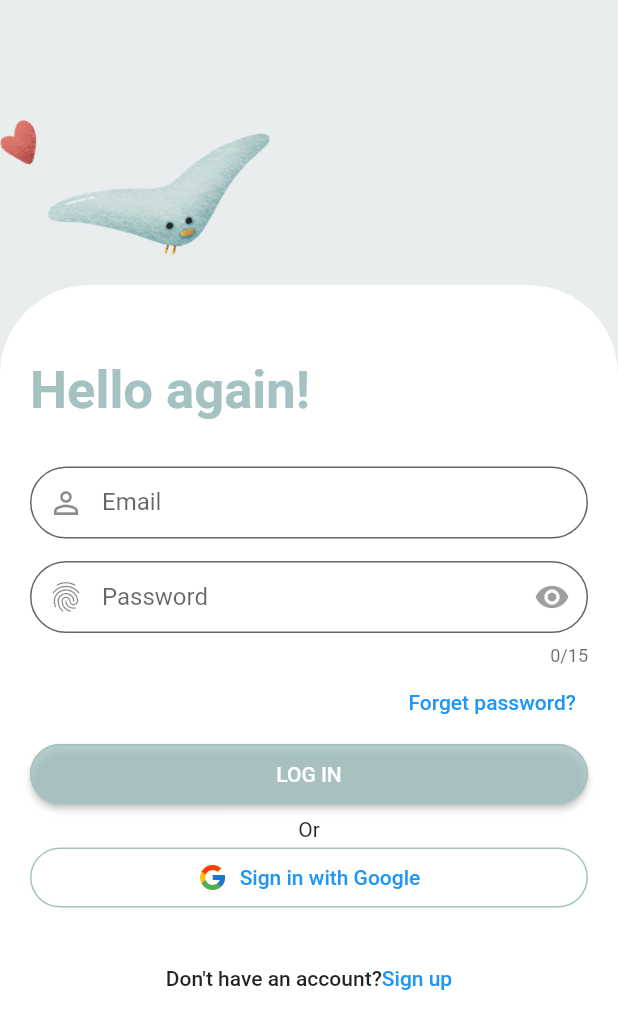
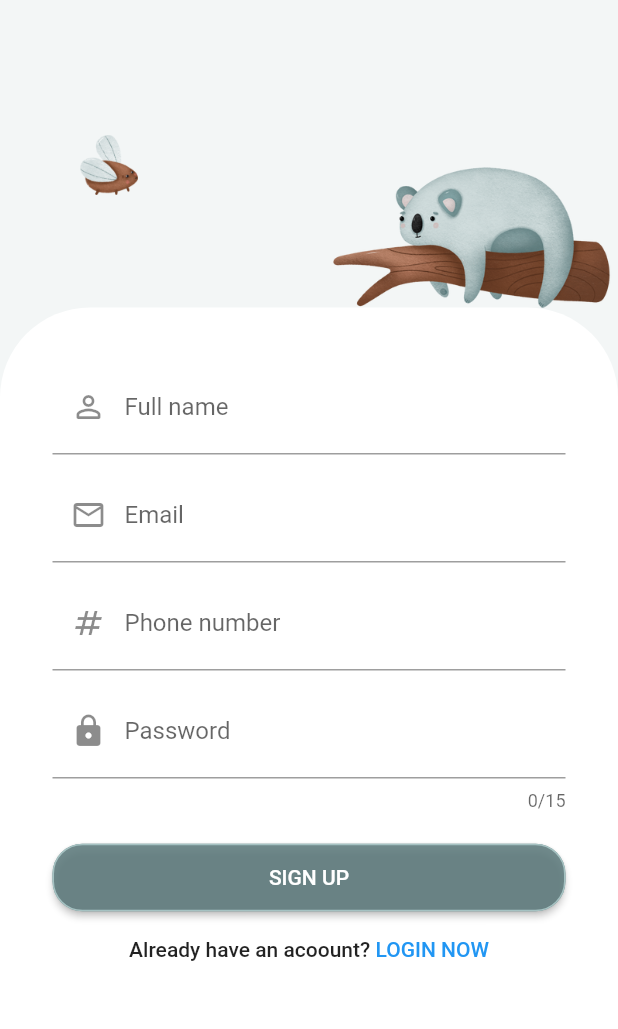
Before and after one commit to omaimaarif/kids-app, a Flutter app: the LoginScreen screen opened directly, after a tap on an icon or button, on a phone screen of 412 x 824 dp. Shown: the top 1029 px of the screen. Run offline on Flutter 3.47's test engine with Material 2 defaults, Android fonts, the phone set to English and light mode, and no system bars; our stand-ins replace get, google_fonts.

Commit message:
The onboarding, login, and sign-up screens are done

```diff
--- a/lib/conistants/data.dart
+++ b/lib/conistants/data.dart
@@ -15,17 +15,17 @@ List<UnbordingContent> contents = [
     title: "Hi, I'm Pippa!",
     image: 'lib/assets/woolly-panda-1.png',
     discription:
-    " I'm here to help you breeze through the activities\n we'll explore together",
+    " Let's scroll across to meet our other friends",
   ),
   UnbordingContent(
     title: "And I'm Polar",
     image: 'lib/assets/woolly-at-the-sea.png',
-    discription: "and this is my friend with me",
+    discription: "I have a boat full of colorful ideas",
   ),
   UnbordingContent(
-    title: 'Welcome to our midst! ',
+    title: 'Finally, here you are! ',
     image: 'lib/assets/woolly-pearl.png',
     discription:
-    "Let's get started, and you'll discover my mission here",
+    "I'm Max, let's start our adventure together",
   ),
 ];
--- a/lib/screens/login_screen/login_form_widget.dart
+++ b/lib/screens/login_screen/login_form_widget.dart
@@ -26,9 +26,7 @@ class LoginForm extends StatelessWidget {
                   prefixIcon: Icon(Icons.person_outline),
                   labelText: "Email",
                   hintText: "Enter your email",
-                  contentPadding: EdgeInsets.symmetric(vertical: 14.0),
-                  border: OutlineInputBorder(
-                      borderRadius: BorderRadius.circular(25.0)),
+                  contentPadding: EdgeInsets.symmetric(vertical: 9.0),
                 ),
               ),
               const SizedBox(
@@ -43,7 +41,7 @@ class LoginForm extends StatelessWidget {
                   labelText: "Password",
                   hintText: "Enter your password",
                   contentPadding: EdgeInsets.symmetric(vertical: 14.0),
-                  border: OutlineInputBorder(borderRadius: BorderRadius.circular(25.0)),
+               //   border: OutlineInputBorder(borderRadius: BorderRadius.circular(25.0)),
                   suffixIcon: IconButton(
                       onPressed: null,
                       icon: Icon(Icons.remove_red_eye_sharp) ),
@@ -93,17 +91,17 @@ class LoginForm extends StatelessWidget {
                 child: ElevatedButton(
                     onPressed: (){},
                     style: ElevatedButton.styleFrom(
-                      primary: Color(0xCBA5C2C2),
+                      primary: Color(0xDF5D7A7C),
                       foregroundColor: Colors.white,
                       side:  BorderSide(color: Color(0xFFA5C2C2)),
                       shape: RoundedRectangleBorder(
                           borderRadius: BorderRadius.circular(20.0)
                       ),
-                      fixedSize: Size.fromHeight(40)
+                      fixedSize: Size.fromHeight(45)
                     ),
                     child: Text(tLogin.toUpperCase())),
               )
-              ,SizedBox(height: 5,)
+              ,SizedBox(height: 2,)
             ],
           ),
         ));
--- a/lib/screens/login_screen/login_screen.dart
+++ b/lib/screens/login_screen/login_screen.dart
@@ -1,4 +1,6 @@
+import 'package:another_final_kids_app/screens/sign_up/sign_up.dart';
 import 'package:flutter/material.dart';
+import 'package:google_fonts/google_fonts.dart';
 import '../../conistants/sizes.dart';
 import 'login_form_widget.dart';
 
@@ -10,12 +12,12 @@ class LoginScreen extends StatelessWidget {
     return Scaffold(
       body: Container(
         decoration: BoxDecoration(
-        color: Color(0xFFE9EDEE)
+        color: Color(0x3ADDE7E7)
         ),
         child: Column(
           //crossAxisAlignment: CrossAxisAlignment.start,
           children: [
-           SizedBox(height: 20),
+           SizedBox(height: 5),
            Row(
              children: [
                Image(image: AssetImage("lib/assets/heart.png"),
@@ -25,7 +27,7 @@ class LoginScreen extends StatelessWidget {
                  width: 150,height: 150,alignment: Alignment.bottomLeft,),
              ],
            ),
-            SizedBox(height: 20,),
+            SizedBox(height: 10,),
             Expanded(
               child: Container(
                 decoration: BoxDecoration(
@@ -38,28 +40,31 @@ class LoginScreen extends StatelessWidget {
                 padding: EdgeInsets.only(top: 30),
                 child: SingleChildScrollView(
                   child: Padding(
-                    padding: EdgeInsets.all(20),
+                    padding: EdgeInsets.all(35),
                     child: Column(
                       crossAxisAlignment: CrossAxisAlignment.start,
                       children: [
-                        Text("Hello again!", style: TextStyle(
-                          color: Color(0xFFA5C2C2) ,
-                            fontWeight: FontWeight.bold,fontSize: 35)),
-                        SizedBox(height: 30,)
+                        Text("Hello again!", style: GoogleFonts.courgette(
+                                color: Color(0x385D7A7C) ,
+                                fontWeight: FontWeight.bold,
+                            fontSize: 35)),
+                        SizedBox(height: 25,)
                         ,LoginForm(),
                         Column(
                           crossAxisAlignment: CrossAxisAlignment.center,
                           children: [
-                            Text("Or"),
+                            Text("Or", style:TextStyle(
+                              color: Color(0x9B28292B)
+                            ),),
                             SizedBox(
                               width: double.infinity,
                               child: OutlinedButton.icon(
                                 style: OutlinedButton.styleFrom(
-                                  side: BorderSide(color: Color(0xFFA5C2C2)),
+                                  side: BorderSide(color: Color(0xDF5D7A7C)),
                                   shape: RoundedRectangleBorder(
                                     borderRadius: BorderRadius.circular(20),
                                   ),
-                                    fixedSize: Size.fromHeight(40)
+                                    fixedSize: Size.fromHeight(45)
                                 ),
                                 icon: Image(
                                   image: AssetImage("lib/assets/google.png"),
@@ -70,10 +75,15 @@ class LoginScreen extends StatelessWidget {
                               ),
                             ),
                             Padding(
-                              padding: EdgeInsets.only(bottom: 19.0),
+                              padding: EdgeInsets.only(bottom: 10.0),
                             ),
                             TextButton(
-                              onPressed: () {},
+                              onPressed: () {
+                                Navigator.push(
+                                  context,
+                                  MaterialPageRoute(builder: (context) => SignUpScreen()),
+                                );
+                              },
                               child: Text.rich(
                                 TextSpan(
                                   text: "Don't have an account?",
--- a/lib/screens/on_bording_screen.dart
+++ b/lib/screens/on_bording_screen.dart
@@ -1,6 +1,7 @@
 import 'package:flutter/material.dart';
 import 'package:get/get.dart';
 import 'package:get/get_core/src/get_main.dart';
+import 'package:google_fonts/google_fonts.dart';
 import '../conistants/data.dart';
 import 'login_screen/login_screen.dart';
 
@@ -36,20 +37,26 @@ class _OnBordingScreenState extends State<OnBordingScreen> {
       body: SafeArea(
         child: Column(
           children: [
-            const SizedBox(height: 30,),
-            const Padding(
-              padding: EdgeInsets.symmetric(horizontal: 20),
+            const SizedBox(height: 20,),
+             Padding(
+              padding: EdgeInsets.symmetric(horizontal: 10),
               child: Row(
                 mainAxisAlignment: MainAxisAlignment.end,
                 children: [
-                  Text(
-                    "Skip",
-                    style: TextStyle(
-                      fontWeight: FontWeight.bold,
-                        fontFamily: "Gilroy-Bold",
-                        fontSize: 20.0,
-                      color:Color(0xFF688382) ,
-                    ),
+                  TextButton(
+                   onPressed: () {
+                     Navigator.push(
+                       context,
+                       MaterialPageRoute(builder: (context) => LoginScreen()),
+                     );
+                   },
+                   child: Text(
+                     "Skip", style: GoogleFonts.akshar(
+                     fontWeight: FontWeight.normal,
+                     fontSize: 18.0,
+                     color:Color(0xFF688382) ,
+                   ),
+                   )
                   ),
                 ],
               ),
@@ -75,21 +82,19 @@ class _OnBordingScreenState extends State<OnBordingScreen> {
                         Text(
                           contents[index].title,
                           textAlign: TextAlign.center,
-                          style: const TextStyle(
-                            fontSize: 28.0,
+                          style:  GoogleFonts.courgette(
+                            fontSize: 30.0,
                             color:Color(0xFF9A5F42) ,
-                            fontFamily: "Gilroy-Bold",
                             fontWeight: FontWeight.bold
                           ),
                         ),
-                        const SizedBox(height: 15,),
+                         SizedBox(height: 10,),
                         Text(
                           contents[index].discription,
                           textAlign: TextAlign.center,
-                          style: const TextStyle(
+                          style:  GoogleFonts.akshar(
                             fontSize: 16,
                             color: Colors.black26,
-                            fontFamily: "Gilroy-Regular",
                             fontWeight: FontWeight.w500,
                           ),
                         ),
--- /dev/null
+++ b/lib/screens/sign_up/sign_up.dart
@@ -0,0 +1,126 @@
+import 'package:another_final_kids_app/screens/login_screen/login_screen.dart';
+import 'package:flutter/material.dart';
+import 'package:google_fonts/google_fonts.dart';
+import '../login_screen/login_form_widget.dart';
+
+class SignUpScreen extends StatelessWidget {
+  const SignUpScreen({super.key});
+
+  @override
+  Widget build(BuildContext context) {
+    return Scaffold(
+      body: Container(
+        decoration: BoxDecoration(
+        color: Color(0x3ADDE7E7)
+      ),
+        child: Column(
+          children: [
+          SizedBox(height: 15),
+            Row(
+              mainAxisAlignment: MainAxisAlignment.end,
+              children: [
+                Image(image: AssetImage("lib/assets/woolly-fly.png"),
+                  width: 40,height: 40,alignment: Alignment.topRight),
+                SizedBox(width: 130,),
+                Image(image: AssetImage("lib/assets/woolly-koala.png"),
+                  width: 190,height: 190,alignment: Alignment.bottomLeft,),
+              ],
+            ),
+            Expanded(child:Container(
+              decoration: BoxDecoration(
+                color: Colors.white,
+                borderRadius: BorderRadius.only(
+                  topLeft: Radius.circular(60),
+                  topRight: Radius.circular(60),
+                ),
+              ),
+              child: SingleChildScrollView(
+                child: Padding(
+                  padding: EdgeInsets.all(35),
+                  child: Column(
+
+                    children: [
+                   //   SizedBox(height: 20,),
+                      TextFormField(
+                        decoration:  InputDecoration(
+                          label:Text("Full name"),
+                          contentPadding: EdgeInsets.symmetric(vertical: 14.0),
+                          prefixIcon: Icon(Icons.person_outline_rounded),),
+
+                      ),
+
+                      SizedBox(height: 9,),
+                      TextFormField(
+                          decoration:  InputDecoration(
+                            label:Text("Email"),
+                            contentPadding: EdgeInsets.symmetric(vertical: 14.0),
+                            prefixIcon: Icon(Icons.email_outlined),)
+                      ),
+                      SizedBox(height: 9,),
+                      TextFormField(
+                          decoration:  InputDecoration(
+                            label:Text("Phone number"),
+                            contentPadding: EdgeInsets.symmetric(vertical: 14.0),
+                            prefixIcon: Icon(Icons.numbers_outlined),)
+                      ),
+                      SizedBox(height: 9,),
+                      TextFormField(
+                          maxLength: 15,
+                          decoration:  InputDecoration(
+                            label:Text("Password"),
+                            contentPadding: EdgeInsets.symmetric(vertical: 14.0),
+                            prefixIcon: Icon(Icons.lock),)
+                      ),
+                      SizedBox(height:20,),
+                      SizedBox(
+                        width: double.infinity,
+                        child: ElevatedButton(
+                            onPressed: (){},
+                            style: ElevatedButton.styleFrom(
+                                primary: Color(0xDF5D7A7C),
+                                foregroundColor: Colors.white,
+                                side:  BorderSide(color: Color(0xFFA5C2C2)),
+                                shape: RoundedRectangleBorder(
+                                    borderRadius: BorderRadius.circular(20.0)
+                                ),
+                                fixedSize: Size.fromHeight(45)
+                            ),
+                            child: Text("Sign up".toUpperCase()))
+
+                      ),
+                      Column(
+                        children: [
+                          TextButton(
+                            onPressed: () {
+                              Navigator.push(
+                                context,
+                                MaterialPageRoute(builder: (context) => LoginScreen()),
+                              );
+                            },
+                            child:
+                            Center(
+                              child: Text.rich(TextSpan(children: [
+                                TextSpan(
+                                  text: "Already have an acoount? ",
+                                  style: Theme.of(context).textTheme.bodyText1,
+                                ),
+                                TextSpan(text: "Login now".toUpperCase())
+                              ])),
+                            ),
+                          )
+                        ],
+                      )
+                    ],
+                  ),
+              ),
+            )
+            )
+            )
+
+          ],
+        ),
+      ),
+
+    );
+  }
+}
```
Also changed, not shown: lib/assets/woolly-fly.png (added).
